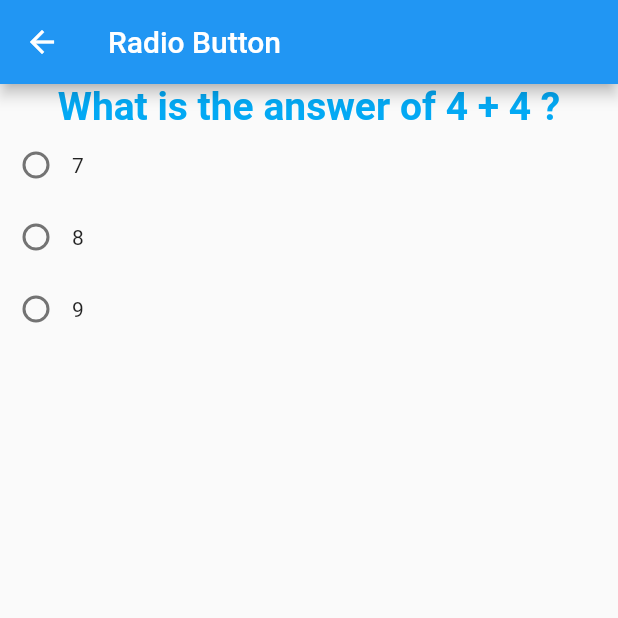
After one commit to MohamedTwfiek-7/Flutter-cool-widgets-app, a Flutter app: the screen it shows after launch, after a tap on "Radio Button Screen", on a phone screen of 412 x 824 dp, the top half of it. The commit adds this screen. Run offline on Flutter 3.47's test engine with Material 2 defaults, Android fonts, the phone set to English and light mode, and no system bars; our stand-ins replace another_flushbar, carousel_slider, flutter_styled_toast.

Commit message:
Radio button example

```diff
--- a/lib/main.dart
+++ b/lib/main.dart
@@ -2,6 +2,7 @@ import 'package:another_flushbar/flushbar.dart';
 import 'package:flutter/material.dart';
 import 'package:flutter_cool_widgets/image_slider_screen.dart';
 import 'package:flutter_styled_toast/flutter_styled_toast.dart';
+import 'package:flutter_cool_widgets/radio_button_screen.dart';
 
 void main() {
   runApp(const MyApp());
@@ -19,6 +20,7 @@ class MyApp extends StatelessWidget {
       home: const MyHomePage(),
       routes: {
         '/Image-Slider-Screen': (ctx) => const ImageSliderScreen(),
+        '/Radio-Button-Screen': (ctx) => const RadioButtonScreen(),
       },
     );
   }
@@ -212,6 +214,17 @@ class _MyHomePageState extends State<MyHomePage> {
                                 textAlign: TextAlign.center),
                           ),
                         ),
+                        ElevatedButton(
+                          onPressed: () {
+                            Navigator.of(context)
+                                .pushNamed('/Radio-Button-Screen');
+                          },
+                          child: const SizedBox(
+                            width: double.infinity,
+                            child: Text('Radio Button Screen',
+                                textAlign: TextAlign.center),
+                          ),
+                        ),
                       ],
                     ),
                   ),
--- /dev/null
+++ b/lib/radio_button_screen.dart
@@ -0,0 +1,79 @@
+import 'package:flutter/material.dart';
+
+class RadioButtonScreen extends StatefulWidget {
+  const RadioButtonScreen({Key? key}) : super(key: key);
+
+  @override
+  State<RadioButtonScreen> createState() => _RadioButtonScreenState();
+}
+
+class _RadioButtonScreenState extends State<RadioButtonScreen> {
+  int _grpValue = 0;
+  late String res;
+  late Color resColor;
+
+  @override
+  Widget build(BuildContext context) {
+    return Scaffold(
+      appBar: AppBar(
+        title: Text('Radio Button'),
+      ),
+      body: Container(
+        child: Column(
+          children: [
+            const Text(
+              'What is the answer of 4 + 4 ?',
+              style: TextStyle(
+                color: Colors.lightBlue,
+                fontWeight: FontWeight.bold,
+                fontSize: 26,
+              ),
+            ),
+            buildRow(7),
+            buildRow(8),
+            buildRow(9),
+          ],
+        ),
+      ),
+    );
+  }
+
+  myDialog() {
+    final ad = AlertDialog(
+      content: Container(
+        height: 100,
+        child: Column(
+          children: [
+            Text('$res',style: TextStyle(color: resColor),),
+            Divider(),
+            Text('Answer is: 8'),
+          ],
+        ),
+      ),
+    );
+    showDialog(
+        context: context,
+        builder: (ctx) {
+          return ad;
+        });
+  }
+
+  Row buildRow(int val) {
+    return Row(
+      children: [
+        Radio(
+            value: val,
+            groupValue: _grpValue,
+            onChanged: (value) {
+              setState(() {
+                _grpValue = value!;
+                res = val == 8? 'Right answer':'Wrong answer';
+                resColor = val == 8? Colors.green :Colors.red;
+                myDialog();
+              });
+            }),
+        Text('$val'),
+      ],
+    );
+  }
+}
```
